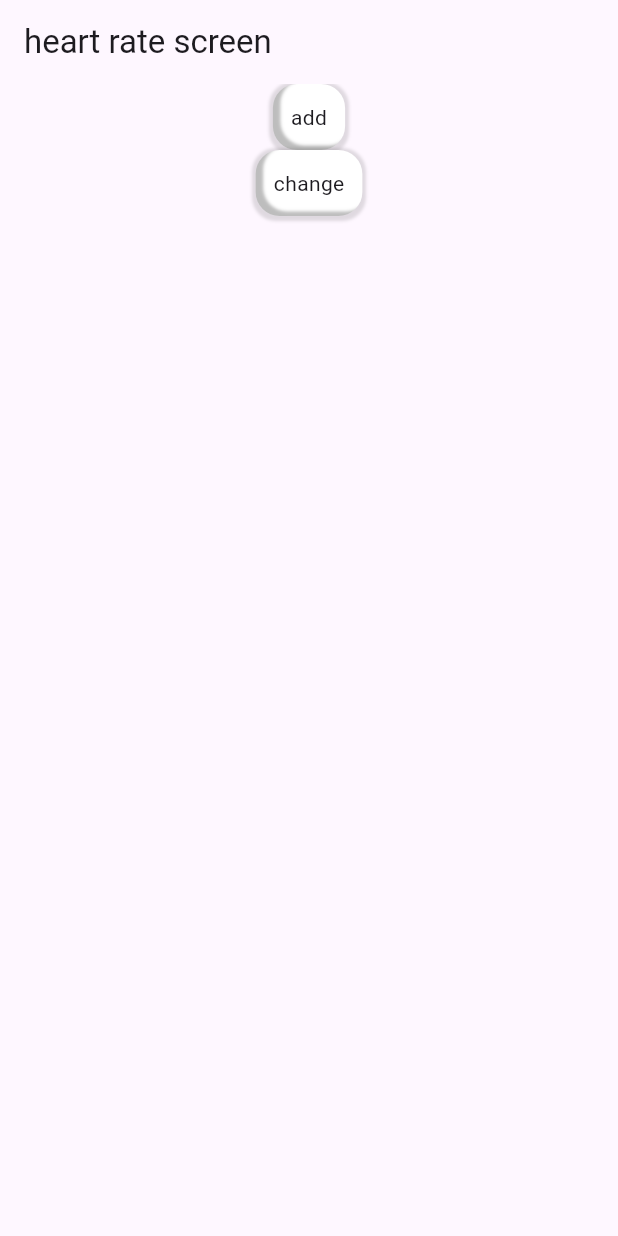
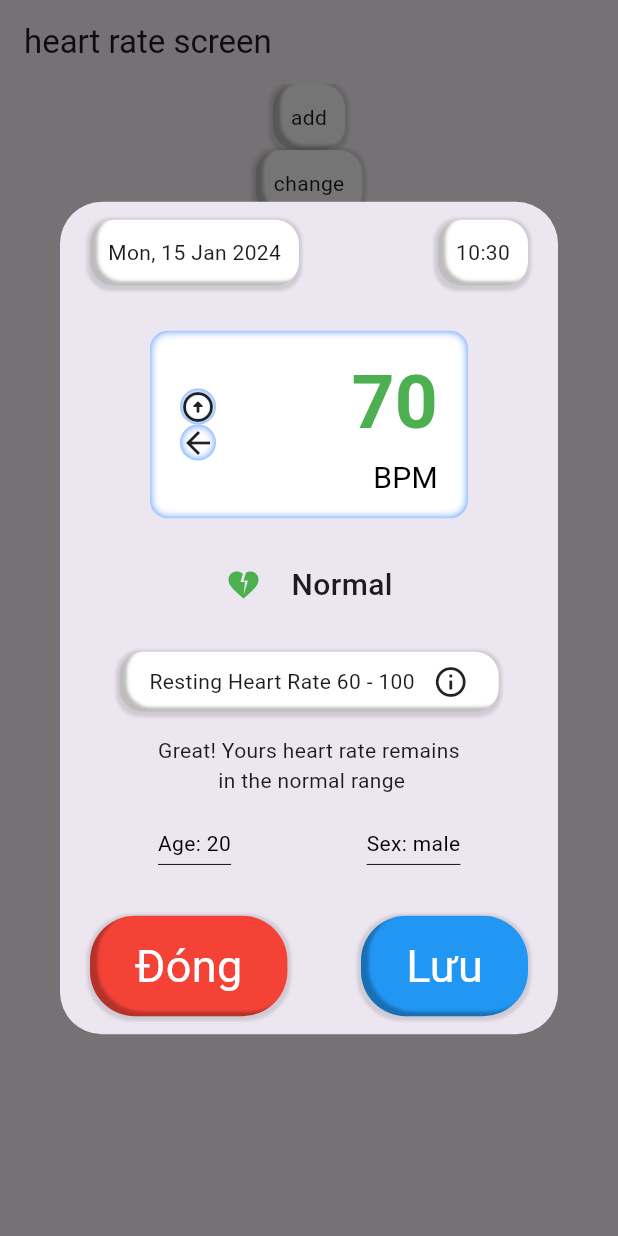
Before and after one commit to iamnhatjt/heathy_app, a Flutter app: the HeartRateScreen screen opened by its route, after a tap on "add", on a phone screen of 412 x 824 dp. Run offline on Flutter 3.47's test engine with Material 3 defaults, Android fonts, the phone set to English and light mode, and no system bars; our stand-ins replace flutter_bloc, flutter_inset_box_shadow, freezed_annotation, get_it, go_router, hive and 1 more; accounts and stored records are empty.

Commit message:
dialog heart rate (#1)
Co-authored-by: jt trinh <Nhattd@selex.vn>

```diff
--- /dev/null
+++ b/lib/data/enums/heart_rate.dart
@@ -0,0 +1,99 @@
+import 'package:flutter/material.dart';
+import 'package:heathy_app/res/styles/styles.dart';
+import 'package:heathy_app/res/widgets/app_button_inner.dart';
+
+enum HeartRateEnum {
+  fast,
+  normal,
+  slow,
+}
+
+extension ExtensionHeartRate on HeartRateEnum {
+  Color get color {
+    switch (this) {
+      case HeartRateEnum.normal:
+        return Colors.green;
+      case HeartRateEnum.slow:
+        return Colors.purpleAccent;
+      case HeartRateEnum.fast:
+        return Colors.redAccent;
+    }
+  }
+
+  String get type {
+    final String text = name;
+    return "${text[0].toUpperCase()}${text.substring(1)}";
+  }
+
+  String get heartRateRest {
+    const text = "Resting Heart Rate";
+    switch (this) {
+      case HeartRateEnum.fast:
+        return "$text >100";
+
+      case HeartRateEnum.normal:
+        return '$text 60 - 100';
+      case HeartRateEnum.slow:
+        return '$text  < 60';
+    }
+  }
+
+  String get heartRateRecomment {
+    switch (this) {
+      case HeartRateEnum.fast:
+        return "Cautious! Yours heart rate is \nhighter than normal";
+
+      case HeartRateEnum.normal:
+        return "Great! Yours heart rate remains\n in the normal range";
+      case HeartRateEnum.slow:
+        return 'Cautious! Yours heart rate is\n too low';
+    }
+  }
+
+  Widget get heartRateWidgetComponentInfo {
+    final String value = switch (this) {
+      HeartRateEnum.fast => '> 100',
+      HeartRateEnum.normal => '> 60',
+      HeartRateEnum.slow => '< 60',
+    };
+
+    Widget component = AppButtonInner(
+        radius: 8,
+        padding: const EdgeInsets.symmetric(horizontal: 16, vertical: 12),
+        margin: const EdgeInsets.symmetric(horizontal: 20, vertical: 12),
+        innerColors: color,
+        child: Row(
+          children: [
+            Icon(
+              Icons.heart_broken,
+              color: color,
+            ),
+            Text(type, style: AppStyle.buttonLarge.copyWith(color: color)),
+            const Spacer(),
+            Text(
+              'Heart Rate $value',
+              style: AppStyle.normalText.copyWith(color: color),
+            ),
+          ],
+        ));
+
+    return component;
+  }
+}
+
+extension ExtensionHeartRateConvert on int {
+  HeartRateEnum get convertHeart {
+    switch (this) {
+      case < 60:
+        return HeartRateEnum.slow;
+      case < 100:
+        return HeartRateEnum.normal;
+      default:
+        return HeartRateEnum.fast;
+    }
+  }
+
+  Color get colorHeartRate {
+    return convertHeart.color;
+  }
+}
--- a/lib/data/enums/sex.dart
+++ b/lib/data/enums/sex.dart
@@ -2,3 +2,13 @@ enum SexEnum {
   male,
   female,
 }
+
+extension ExtensionSex on SexEnum {}
+
+SexEnum? getSex(String? value) {
+  if (value == null) {
+    return null;
+  } else {
+    return SexEnum.values.firstWhere((element) => element.name == value);
+  }
+}
--- /dev/null
+++ b/lib/res/widgets/app_button_inner.dart
@@ -0,0 +1,44 @@
+import 'package:flutter/material.dart' hide BoxShadow, BoxDecoration;
+import 'package:flutter_inset_box_shadow/flutter_inset_box_shadow.dart';
+
+class AppButtonInner extends StatelessWidget {
+  const AppButtonInner(
+      {super.key,
+      required this.child,
+      this.margin,
+      this.padding,
+      this.backgroundColor,
+      this.innerColors,
+      this.radius,
+      this.onTap});
+
+  final Widget child;
+  final EdgeInsetsGeometry? margin;
+  final EdgeInsetsGeometry? padding;
+  final Color? backgroundColor;
+  final Color? innerColors;
+  final double? radius;
+  final VoidCallback? onTap;
+
+  @override
+  Widget build(BuildContext context) {
+    return GestureDetector(
+      onTap: onTap,
+      child: Container(
+        padding: padding,
+        margin: margin,
+        decoration: BoxDecoration(
+            color: backgroundColor ?? Colors.white,
+            borderRadius: BorderRadius.all(Radius.circular(radius ?? 20)),
+            boxShadow: [
+              BoxShadow(
+                color: innerColors ?? Colors.blueAccent,
+                inset: true,
+                blurRadius: 4,
+              )
+            ]),
+        child: child,
+      ),
+    );
+  }
+}
--- a/lib/res/widgets/app_dialog.dart
+++ b/lib/res/widgets/app_dialog.dart
@@ -7,10 +7,11 @@ import 'package:heathy_app/res/widgets/pick_age_widget.dart';
 import 'package:heathy_app/res/widgets/pick_sex_widget.dart';
 
 class AppDialog extends BaseDialog {
-  final DateTime? initDate;
+  DateTime? initDate;
   final int? initAge;
-  final SexEnum? sex;
+  SexEnum? sex;
   Widget? child;
+
   Function(DateTime, int age, SexEnum sex)? confirm;
 
   AppDialog({this.initDate, this.initAge, this.sex, this.child, this.confirm}) {
@@ -21,7 +22,7 @@ class AppDialog extends BaseDialog {
         const SizedBox(
           height: 30,
         ),
-        child ?? const SizedBox.shrink(),
+        child ?? const Text("Need to overide child"),
         const SizedBox(
           height: 30,
         ),
--- a/lib/res/widgets/base_dialog.dart
+++ b/lib/res/widgets/base_dialog.dart
@@ -1,5 +1,4 @@
 import 'package:flutter/material.dart';
-import 'package:freezed_annotation/freezed_annotation.dart';
 import 'package:go_router/go_router.dart';
 import 'package:heathy_app/res/styles/Colors.dart';
 import 'package:heathy_app/res/styles/styles.dart';
@@ -17,7 +16,6 @@ class BaseDialog {
     _body = child;
   }
 
-  @mustBeOverridden
   void confirmAction(BuildContext context) {}
 
   void show() {
--- /dev/null
+++ b/lib/res/widgets/dialog_info.dart
@@ -0,0 +1,63 @@
+import 'package:flutter/material.dart';
+import 'package:go_router/go_router.dart';
+import 'package:heathy_app/res/styles/styles.dart';
+import 'package:heathy_app/res/widgets/app_button.dart';
+
+class DialogInfo {
+  String? title;
+  Widget? child;
+  BuildContext buildContext;
+
+  DialogInfo(this.title, this.child, this.buildContext);
+
+  late Widget titleWidget = Row(
+    mainAxisAlignment: MainAxisAlignment.center,
+    children: [
+      Text(
+        title ?? '',
+        style: const TextStyle(
+          fontSize: 20,
+          fontWeight: FontWeight.w600,
+        ),
+      ),
+    ],
+  );
+
+  late Widget buttonAction = BaseRoundedButton.all(
+      margin: const EdgeInsets.symmetric(horizontal: 16, vertical: 8),
+      backgroundColor: Colors.blueAccent,
+      onTap: buildContext.pop,
+      child: Row(
+        mainAxisAlignment: MainAxisAlignment.center,
+        children: [
+          Text(
+            'OK',
+            style: AppStyle.buttonLarge.copyWith(color: Colors.white),
+          ),
+        ],
+      ));
+
+  Future show() {
+    return showDialog(
+      barrierDismissible: false,
+      context: buildContext,
+      builder: (context) => Dialog(
+        child: Column(
+          mainAxisSize: MainAxisSize.min,
+          children: [
+            const SizedBox(
+              height: 12,
+            ),
+            titleWidget,
+            const SizedBox(
+              height: 32,
+            ),
+            child ?? const SizedBox.shrink(),
+            const SizedBox(height: 30),
+            buttonAction,
+          ],
+        ),
+      ),
+    );
+  }
+}
--- a/lib/ui/heart_rate/heart_rate_screen.dart
+++ b/lib/ui/heart_rate/heart_rate_screen.dart
@@ -1,22 +1,21 @@
 import 'package:flutter/material.dart';
 import 'package:flutter_bloc/flutter_bloc.dart';
 import 'package:heathy_app/bloc/heart_rate_bloc.dart';
-import 'package:heathy_app/data/enums/sex.dart';
-import 'package:heathy_app/data/model/heart_rate_model.dart';
 import 'package:heathy_app/res/widgets/app_button.dart';
 import 'package:heathy_app/res/widgets/app_scaffold.dart';
+import 'package:heathy_app/ui/heart_rate/widgets/heart_rate_dialog.dart';
 
 class HeartRateScreen extends StatelessWidget {
   const HeartRateScreen({super.key});
 
   @override
   Widget build(BuildContext context) {
-    final heartRatetesst = HeartRateModel(
-        age: 1,
-        dateTime: DateTime.now(),
-        heartRate: 100,
-        id: '122',
-        sex: SexEnum.male.toString());
+    // final heartRatetesst = HeartRateModel(
+    //     age: 1,
+    //     dateTime: DateTime.now(),
+    //     heartRate: 100,
+    //     id: '122',
+    //     sex: SexEnum.male.toString());
     return AppScaffold(
       appBar: AppBar(
         title: const Text("heart rate screen"),
@@ -27,9 +26,7 @@ class HeartRateScreen extends StatelessWidget {
             BaseRoundedButton.all(
               child: const Text("add"),
               onTap: () {
-                context
-                    .read<HeartRateBloc>()
-                    .add(HeartRateEvent.addHeartRate(heartRatetesst));
+                hearRateDialog(context: context).show();
               },
             ),
             BaseRoundedButton.all(
--- /dev/null
+++ b/lib/ui/heart_rate/widgets/heart_rate_dialog.dart
@@ -0,0 +1,181 @@
+import 'package:flutter/material.dart';
+import 'package:heathy_app/data/enums/heart_rate.dart';
+import 'package:heathy_app/data/enums/sex.dart';
+import 'package:heathy_app/data/model/heart_rate_model.dart';
+import 'package:heathy_app/res/widgets/app_button.dart';
+import 'package:heathy_app/res/widgets/app_button_inner.dart';
+import 'package:heathy_app/res/widgets/app_dialog.dart';
+import 'package:heathy_app/res/widgets/dialog_info.dart';
+import 'package:heathy_app/ui/heart_rate/widgets/heart_rate_info.dart';
+
+AppDialog hearRateDialog(
+    {HeartRateModel? heartRateModel, required BuildContext context}) {
+  late int heartRate = heartRateModel?.heartRate ?? 70;
+
+  void onChange(int value) {
+    heartRate = value;
+  }
+
+  return AppDialog(
+      initAge: heartRateModel?.age,
+      initDate: heartRateModel?.dateTime,
+      sex: getSex(heartRateModel?.sex),
+      child: _HeartRateDialogComponent(
+        initHeartRate: heartRate,
+        onChange: onChange,
+      ));
+}
+
+class _HeartRateDialogComponent extends StatefulWidget {
+  const _HeartRateDialogComponent({
+    required this.initHeartRate,
+    required this.onChange,
+  });
+  final int initHeartRate;
+  final Function(int value) onChange;
+
+  @override
+  State<_HeartRateDialogComponent> createState() =>
+      _HeartRateDialogComponentState();
+}
+
+class _HeartRateDialogComponentState extends State<_HeartRateDialogComponent> {
+  late int heartRate = widget.initHeartRate;
+
+  @override
+  void setState(VoidCallback fn) {
+    super.setState(fn);
+    widget.onChange(heartRate);
+  }
+
+  void incrementHeartRate() {
+    setState(() {
+      heartRate++;
+    });
+  }
+
+  void decrementHeartRate() {
+    if (heartRate <= 10) {
+      return;
+    }
+    setState(() {
+      heartRate--;
+    });
+  }
+
+  void openDialogInfo() {
+    final dialog = DialogInfo('Heart Rate', const HeartRateInfo(), context);
+    dialog.show();
+  }
+
+  @override
+  Widget build(BuildContext context) {
+    return Column(
+      children: [
+        handleHeartRate(),
+        const SizedBox(height: 30),
+        heartRateType(),
+        const SizedBox(height: 30),
+        heartRateRest()
+      ],
+    );
+  }
+
+  Column heartRateRest() {
+    return Column(
+      mainAxisSize: MainAxisSize.min,
+      children: [
+        BaseRoundedButton.all(
+            onTap: openDialogInfo,
+            padding: const EdgeInsets.symmetric(horizontal: 20, vertical: 8),
+            child: Row(
+              mainAxisSize: MainAxisSize.min,
+              children: [
+                Text(
+                  heartRate.convertHeart.heartRateRest,
+                ),
+                const SizedBox(
+                  width: 12,
+                ),
+                const Icon(Icons.info_outline),
+              ],
+            )),
+        const SizedBox(height: 16),
+        Text(
+          heartRate.convertHeart.heartRateRecomment,
+          textAlign: TextAlign.center,
+        ),
+      ],
+    );
+  }
+
+  Row heartRateType() {
+    return Row(
+      mainAxisAlignment: MainAxisAlignment.center,
+      children: [
+        Icon(
+          Icons.heart_broken,
+          color: heartRate.convertHeart.color,
+        ),
+        const SizedBox(
+          width: 20,
+        ),
+        Text(
+          heartRate.convertHeart.type,
+          style: const TextStyle(
+            fontSize: 20,
+            fontWeight: FontWeight.w500,
+          ),
+        )
+      ],
+    );
+  }
+
+  AppButtonInner handleHeartRate() {
+    return AppButtonInner(
+      margin: const EdgeInsets.symmetric(horizontal: 40),
+      padding: const EdgeInsets.symmetric(
+        vertical: 12,
+        horizontal: 20,
+      ),
+      radius: 12,
+      child: Row(
+        mainAxisAlignment: MainAxisAlignment.spaceBetween,
+        children: [
+          Column(
+            children: [
+              AppButtonInner(
+                onTap: incrementHeartRate,
+                child: const Icon(Icons.arrow_circle_up_rounded),
+              ),
+              AppButtonInner(
+                onTap: decrementHeartRate,
+                child: const Icon(Icons.arrow_back),
+              ),
+            ],
+          ),
+          const SizedBox(width: 60),
+          Column(
+            crossAxisAlignment: CrossAxisAlignment.end,
+            children: [
+              Text(
+                '$heartRate',
+                style: TextStyle(
+                    color: heartRate.colorHeartRate,
+                    fontSize: 50,
+                    fontWeight: FontWeight.w600),
+              ),
+              const Text(
+                "BPM",
+                style: TextStyle(
+                    color: Colors.black,
+                    fontWeight: FontWeight.w400,
+                    fontSize: 20),
+              ),
+            ],
+          ),
+        ],
+      ),
+    );
+  }
+}
--- /dev/null
+++ b/lib/ui/heart_rate/widgets/heart_rate_info.dart
@@ -0,0 +1,15 @@
+import 'package:flutter/material.dart';
+import 'package:heathy_app/data/enums/heart_rate.dart';
+
+final class HeartRateInfo extends StatelessWidget {
+  const HeartRateInfo({super.key});
+
+  @override
+  Widget build(BuildContext context) {
+    return Column(
+      children: HeartRateEnum.values
+          .map((e) => e.heartRateWidgetComponentInfo)
+          .toList(),
+    );
+  }
+}
--- a/lib/ui/home/home_screen.dart
+++ b/lib/ui/home/home_screen.dart
@@ -1,8 +1,8 @@
-import 'dart:developer';
-
 import 'package:flutter/material.dart';
+import 'package:go_router/go_router.dart';
+import 'package:heathy_app/config/router.dart';
+import 'package:heathy_app/res/util/navigation_service.dart';
 import 'package:heathy_app/res/widgets/app_button.dart';
-import 'package:heathy_app/res/widgets/app_dialog.dart';
 import 'package:heathy_app/res/widgets/app_scaffold.dart';
 
 class HomeScreen extends StatelessWidget {
@@ -10,22 +10,15 @@ class HomeScreen extends StatelessWidget {
 
   @override
   Widget build(BuildContext context) {
-    void onTap() {
-      AppDialog(
-        child: const Text("hello world"),
-        confirm: (date, age, sex) {
-          log('$date $age $sex');
-        },
-      ).show();
-    }
-
     return AppScaffold(
       appBar: AppBar(title: const Text("Home page")),
       body: SingleChildScrollView(
         child: Column(
           children: [
             BaseRoundedButton.all(
-              onTap: onTap,
+              onTap: () {
+                currentContext.go(RouterUri.heartRate);
+              },
               child: const Text("heart rate"),
             ),
             BaseRoundedButton.all(
@@ -36,7 +29,7 @@ class HomeScreen extends StatelessWidget {
             ),
             BaseRoundedButton.all(
               child: const Text("heart rate"),
-            )
+            ),
           ],
         ),
       ),
```
